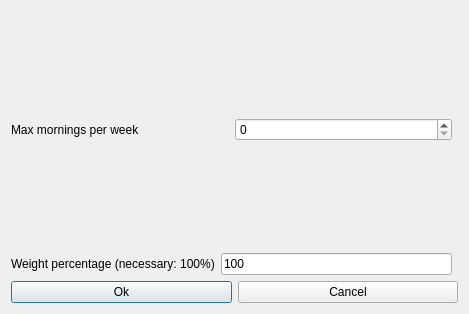
This is fet/src/interface/modifyconstraintstudentsmaxmorningsperweekform_template.ui in vonmecheln/fet as Qt 5 draws it before an edit. The edited form follows.
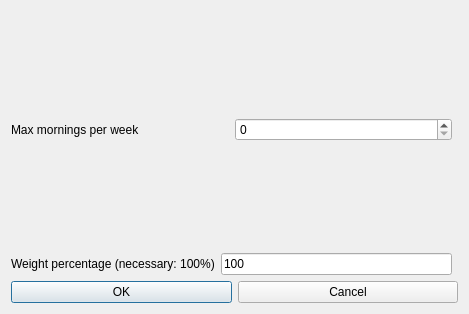
This is the edited form.

What changed in the file:
```diff
--- a/fet/src/interface/modifyconstraintstudentsmaxmorningsperweekform_template.ui
+++ b/fet/src/interface/modifyconstraintstudentsmaxmorningsperweekform_template.ui
@@ -58,7 +58,7 @@
      <item>
       <widget class="QPushButton" name="okPushButton">
        <property name="text">
-        <string>Ok</string>
+        <string>OK</string>
        </property>
       </widget>
      </item>
```
